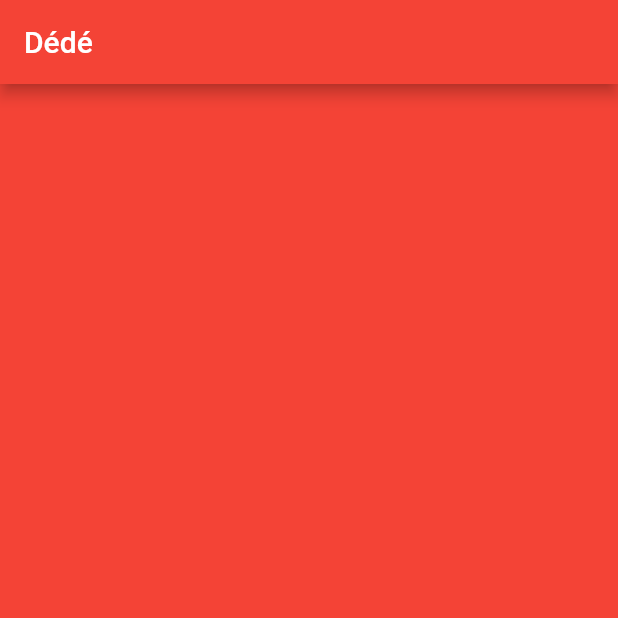
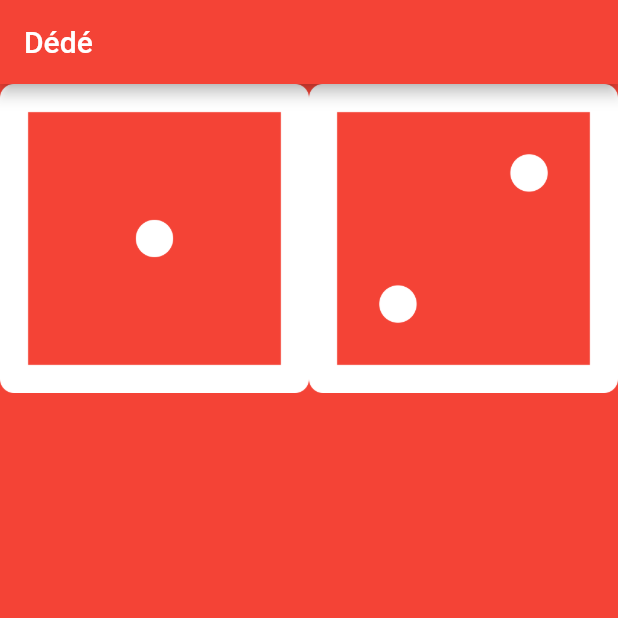
Before and after one commit to Binique/dede, a Flutter app: the screen it shows after launch, on a phone screen of 412 x 824 dp, the top half of it. Run offline on Flutter 3.47's test engine with Material 2 defaults, Android fonts, the phone set to English and light mode, and no system bars.

Commit message:
Structure de l'application

```diff
--- a/lib/main.dart
+++ b/lib/main.dart
@@ -19,6 +19,17 @@ void main() {
 class DicePage extends StatelessWidget {
   @override
   Widget build(BuildContext context) {
-    return Container();
+    return Row(
+      children: [
+        Expanded(
+            child:
+            Image.asset('images/dice1.png')
+        ),
+        Expanded(
+            child:
+            Image.asset('images/dice2.png')
+        ),
+      ],
+    );
   }
 }
```
